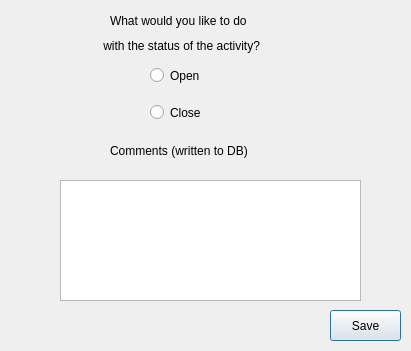
The window that GUI/activitystatus.ui (AudreyFrancisco/SingleLadderQualification) describes before a commit, drawn with Qt 5.
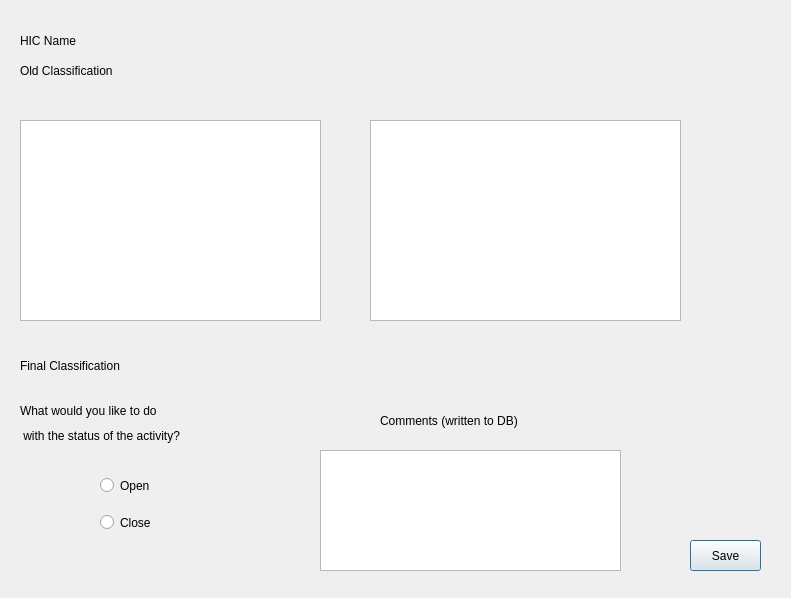
The same window after the commit.

```diff
--- a/GUI/activitystatus.ui
+++ b/GUI/activitystatus.ui
@@ -6,8 +6,8 @@
    <rect>
     <x>0</x>
     <y>0</y>
-    <width>411</width>
-    <height>351</height>
+    <width>791</width>
+    <height>598</height>
    </rect>
   </property>
   <property name="windowTitle">
@@ -16,8 +16,8 @@
   <widget class="QLabel" name="label">
    <property name="geometry">
     <rect>
-     <x>110</x>
-     <y>0</y>
+     <x>20</x>
+     <y>390</y>
      <width>241</width>
      <height>41</height>
     </rect>
@@ -29,8 +29,8 @@
   <widget class="QRadioButton" name="openactiv">
    <property name="geometry">
     <rect>
-     <x>150</x>
-     <y>60</y>
+     <x>100</x>
+     <y>470</y>
      <width>71</width>
      <height>31</height>
     </rect>
@@ -42,8 +42,8 @@
   <widget class="QLabel" name="label_2">
    <property name="geometry">
     <rect>
-     <x>100</x>
-     <y>30</y>
+     <x>20</x>
+     <y>420</y>
      <width>281</width>
      <height>31</height>
     </rect>
@@ -55,8 +55,8 @@
   <widget class="QRadioButton" name="closeactiv">
    <property name="geometry">
     <rect>
-     <x>150</x>
-     <y>100</y>
+     <x>100</x>
+     <y>510</y>
      <width>109</width>
      <height>25</height>
     </rect>
@@ -68,8 +68,8 @@
   <widget class="QPushButton" name="save">
    <property name="geometry">
     <rect>
-     <x>330</x>
-     <y>310</y>
+     <x>690</x>
+     <y>540</y>
      <width>71</width>
      <height>31</height>
     </rect>
@@ -81,8 +81,8 @@
   <widget class="QLabel" name="label_3">
    <property name="geometry">
     <rect>
-     <x>110</x>
-     <y>130</y>
+     <x>380</x>
+     <y>400</y>
      <width>221</width>
      <height>41</height>
     </rect>
@@ -94,13 +94,111 @@
   <widget class="QTextEdit" name="com">
    <property name="geometry">
     <rect>
-     <x>60</x>
-     <y>180</y>
+     <x>320</x>
+     <y>450</y>
      <width>301</width>
      <height>121</height>
     </rect>
    </property>
   </widget>
+  <widget class="QLabel" name="label_4">
+   <property name="geometry">
+    <rect>
+     <x>20</x>
+     <y>30</y>
+     <width>91</width>
+     <height>21</height>
+    </rect>
+   </property>
+   <property name="text">
+    <string>HIC Name </string>
+   </property>
+  </widget>
+  <widget class="QLabel" name="nameofhic">
+   <property name="geometry">
+    <rect>
+     <x>210</x>
+     <y>30</y>
+     <width>321</width>
+     <height>21</height>
+    </rect>
+   </property>
+   <property name="text">
+    <string/>
+   </property>
+  </widget>
+  <widget class="QLabel" name="label_5">
+   <property name="geometry">
+    <rect>
+     <x>20</x>
+     <y>60</y>
+     <width>131</width>
+     <height>21</height>
+    </rect>
+   </property>
+   <property name="text">
+    <string>Old Classification </string>
+   </property>
+  </widget>
+  <widget class="QLabel" name="oldclassification">
+   <property name="geometry">
+    <rect>
+     <x>210</x>
+     <y>60</y>
+     <width>351</width>
+     <height>21</height>
+    </rect>
+   </property>
+   <property name="text">
+    <string/>
+   </property>
+  </widget>
+  <widget class="QLabel" name="label_6">
+   <property name="geometry">
+    <rect>
+     <x>20</x>
+     <y>350</y>
+     <width>131</width>
+     <height>31</height>
+    </rect>
+   </property>
+   <property name="text">
+    <string>Final Classification</string>
+   </property>
+  </widget>
+  <widget class="QLabel" name="finalclassificaton">
+   <property name="geometry">
+    <rect>
+     <x>200</x>
+     <y>350</y>
+     <width>291</width>
+     <height>31</height>
+    </rect>
+   </property>
+   <property name="text">
+    <string/>
+   </property>
+  </widget>
+  <widget class="QListWidget" name="scanclassification">
+   <property name="geometry">
+    <rect>
+     <x>20</x>
+     <y>120</y>
+     <width>301</width>
+     <height>201</height>
+    </rect>
+   </property>
+  </widget>
+  <widget class="QListWidget" name="cutdisplay">
+   <property name="geometry">
+    <rect>
+     <x>370</x>
+     <y>120</y>
+     <width>311</width>
+     <height>201</height>
+    </rect>
+   </property>
+  </widget>
  </widget>
  <resources/>
  <connections/>
```
